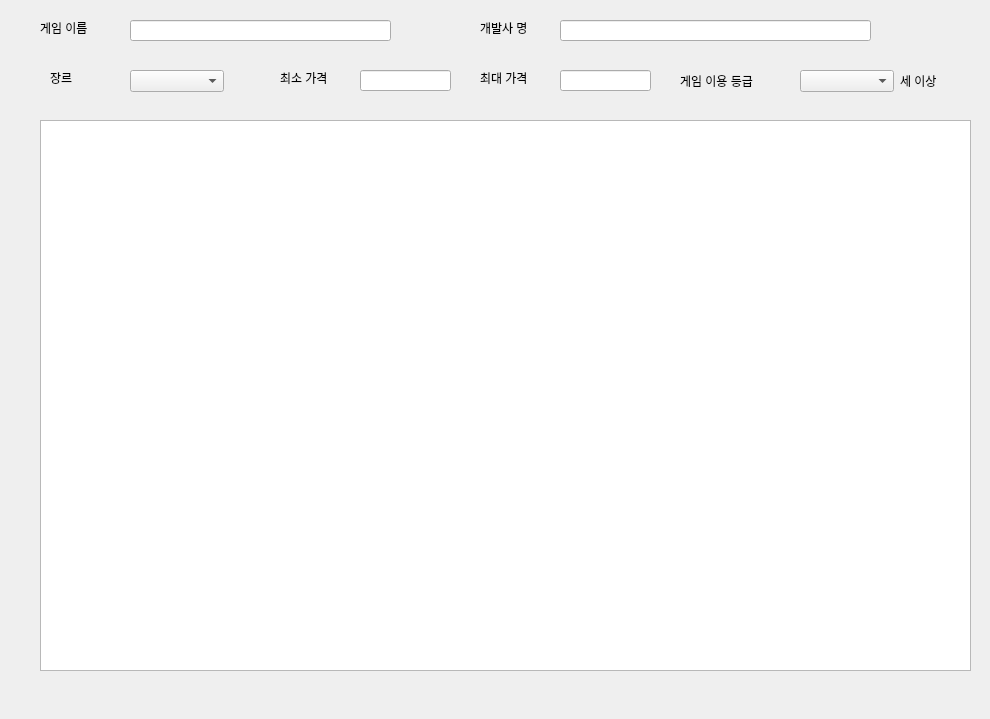
Qt form Term Project/gamelist.ui (jeongmin99/Database-Systems-Homework) before a commit.
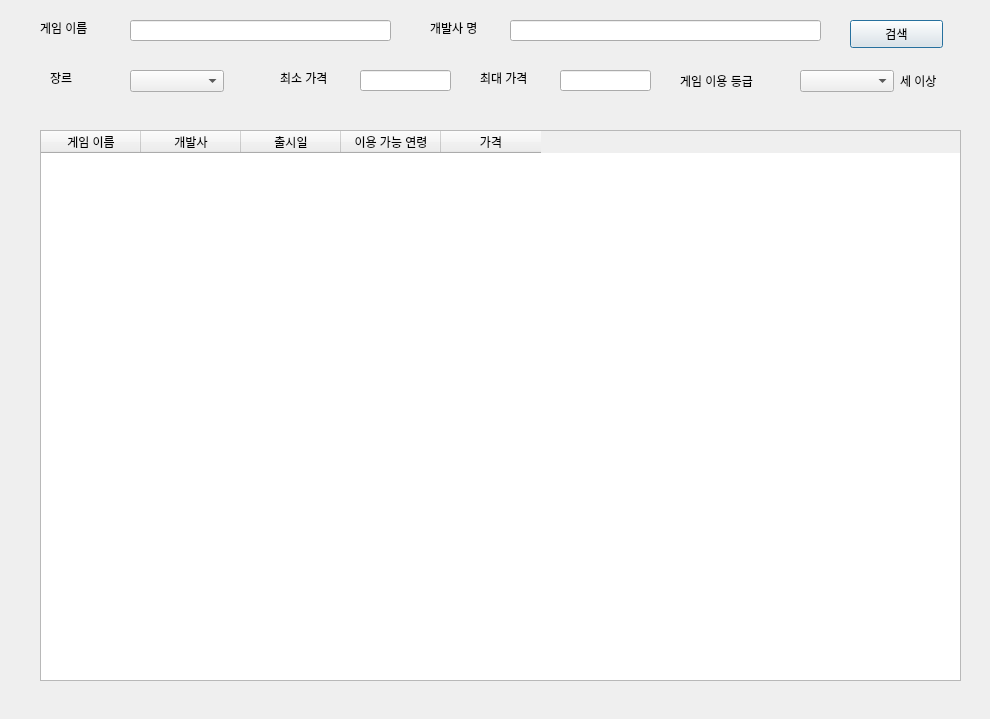
The same form after that commit.

The edit to the form file:
```diff
--- a/Term Project/gamelist.ui
+++ b/Term Project/gamelist.ui
@@ -36,16 +36,6 @@
     <string>게임 이름</string>
    </property>
   </widget>
-  <widget class="QTableView" name="tableView">
-   <property name="geometry">
-    <rect>
-     <x>40</x>
-     <y>120</y>
-     <width>931</width>
-     <height>551</height>
-    </rect>
-   </property>
-  </widget>
   <widget class="QComboBox" name="gerne">
    <property name="geometry">
     <rect>
@@ -72,7 +62,7 @@
   <widget class="QLabel" name="label_3">
    <property name="geometry">
     <rect>
-     <x>480</x>
+     <x>430</x>
      <y>20</y>
      <width>64</width>
      <height>15</height>
@@ -85,7 +75,7 @@
   <widget class="QLineEdit" name="developer">
    <property name="geometry">
     <rect>
-     <x>560</x>
+     <x>510</x>
      <y>20</y>
      <width>311</width>
      <height>21</height>
@@ -190,6 +180,54 @@
     <string>세 이상</string>
    </property>
   </widget>
+  <widget class="QPushButton" name="search">
+   <property name="geometry">
+    <rect>
+     <x>850</x>
+     <y>20</y>
+     <width>93</width>
+     <height>28</height>
+    </rect>
+   </property>
+   <property name="text">
+    <string>검색</string>
+   </property>
+  </widget>
+  <widget class="QTableWidget" name="table">
+   <property name="geometry">
+    <rect>
+     <x>40</x>
+     <y>130</y>
+     <width>921</width>
+     <height>551</height>
+    </rect>
+   </property>
+   <column>
+    <property name="text">
+     <string>게임 이름</string>
+    </property>
+   </column>
+   <column>
+    <property name="text">
+     <string>개발사</string>
+    </property>
+   </column>
+   <column>
+    <property name="text">
+     <string>출시일</string>
+    </property>
+   </column>
+   <column>
+    <property name="text">
+     <string>이용 가능 연령</string>
+    </property>
+   </column>
+   <column>
+    <property name="text">
+     <string>가격</string>
+    </property>
+   </column>
+  </widget>
  </widget>
  <resources/>
  <connections/>
```
